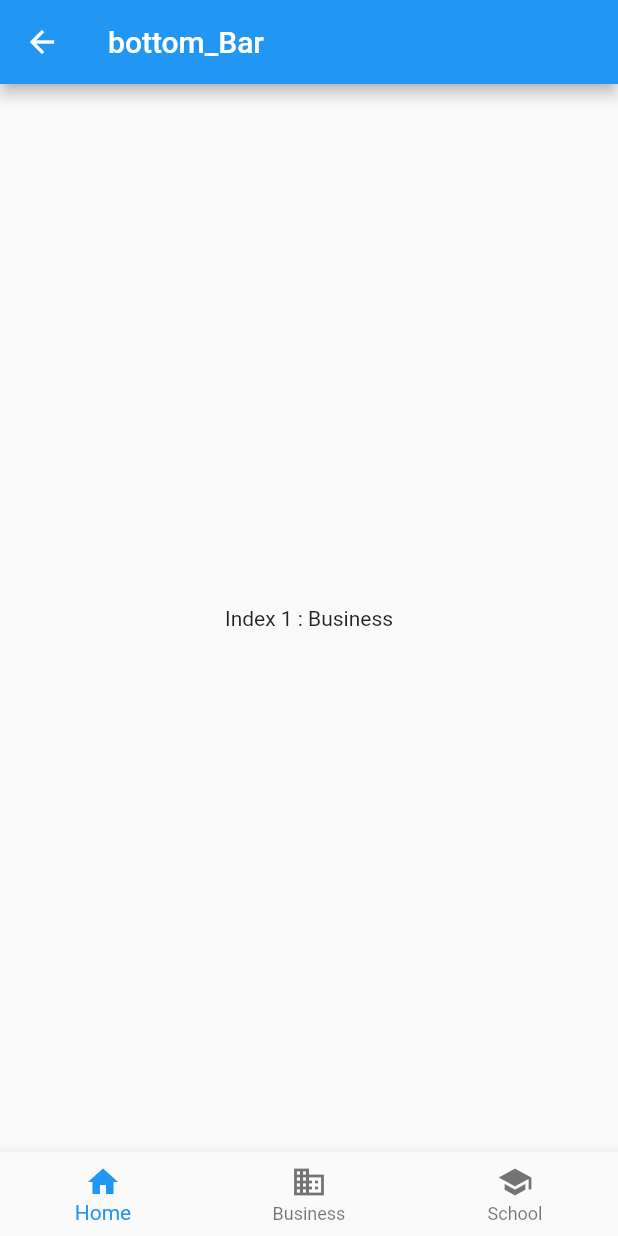
After one commit to loki0210/DemoToGit, a Flutter app: the BottomBar screen opened directly, on a phone screen of 412 x 824 dp. The commit adds this screen. Run offline on Flutter 3.47's test engine with Material 2 defaults, Android fonts, the phone set to English and light mode, and no system bars.

Commit message:
bottom_bar

```diff
--- a/app_bar/lib/main.dart
+++ b/app_bar/lib/main.dart
@@ -1,5 +1,5 @@
 import 'package:flutter/material.dart';
 import './view/app_bar_basic.dart';
 import './view/app_bar_tab.dart';
-//void main() => runApp(BasicAppBarSample());
-void main() => runApp(TabbedAppBarSample());
+//void main() => runApp(BasicAppBarSample()); //普通bar
+void main() => runApp(TabbedAppBarSample());  //顶部bar
--- a/app_bar/lib/view/app_bar_tab.dart
+++ b/app_bar/lib/view/app_bar_tab.dart
@@ -1,5 +1,6 @@
 import 'package:flutter/material.dart';
 import './baseView.dart';
+import './bottom_bar.dart';
 
 class TabbedAppBarSample extends StatelessWidget {
   @override
@@ -28,6 +29,7 @@ class TabbedAppBarSample extends StatelessWidget {
               );
             }).toList(),
           ),
+          //bottomNavigationBar: BottomBar(), //底部bar
         ),
       ),
     );
--- /dev/null
+++ b/app_bar/lib/view/bottom_bar.dart
@@ -0,0 +1,36 @@
+import 'package:flutter/material.dart';
+
+class BottomBar extends StatefulWidget {
+  BottomBar({Key key}) : super(key: key);
+  _BottomBarState createState() => _BottomBarState();
+}
+
+class _BottomBarState extends State<BottomBar> {
+  int _selectdIndex = 1;
+  final _widgetOptions = [
+    Text('Index 0 : Home'),
+    Text('Index 1 : Business'),
+    Text('Index 2 : School'),
+  ];
+  @override
+  Widget build(BuildContext context) {
+    return Scaffold(
+      appBar: AppBar(
+        title: Text('bottom_Bar'),
+      ),
+      body: Center(
+        child: _widgetOptions.elementAt(_selectdIndex),
+      ),
+      bottomNavigationBar: BottomNavigationBar(
+        items: <BottomNavigationBarItem>[
+          BottomNavigationBarItem(
+              icon: Icon(Icons.home), title: Text('Home')),
+          BottomNavigationBarItem(
+              icon: Icon(Icons.business), title: Text('Business')),
+          BottomNavigationBarItem(
+              icon: Icon(Icons.school), title: Text('School')),
+        ],
+      ),
+    );
+  }
+}
```
